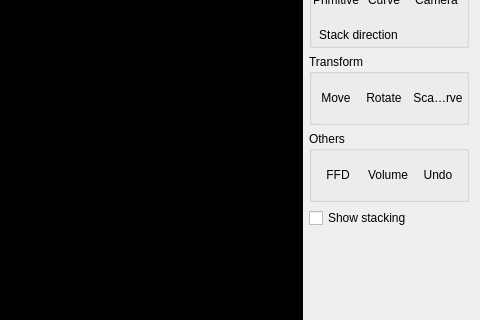
Qt form UserStudyApp/Screens/DesignWidget.ui (ialhashim/user-study-graphics) before a commit; both pictures show x 285 to 765 and y 83 to 403 of the 765 by 648 pixel window.
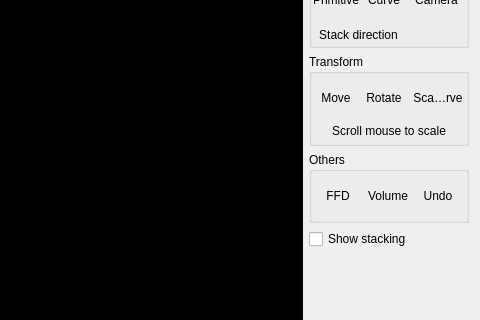
The same form after that commit. Icons and pictures are not drawn.

Patch:
```diff
--- a/UserStudyApp/Screens/DesignWidget.ui
+++ b/UserStudyApp/Screens/DesignWidget.ui
@@ -296,12 +296,24 @@
           <bool>false</bool>
          </property>
          <layout class="QGridLayout" name="gridLayout_4">
-          <property name="margin">
+          <property name="leftMargin">
            <number>0</number>
           </property>
-          <property name="spacing">
+          <property name="topMargin">
            <number>0</number>
           </property>
+          <property name="rightMargin">
+           <number>0</number>
+          </property>
+          <property name="bottomMargin">
+           <number>5</number>
+          </property>
+          <property name="horizontalSpacing">
+           <number>0</number>
+          </property>
+          <property name="verticalSpacing">
+           <number>2</number>
+          </property>
           <item row="0" column="1">
            <widget class="QToolButton" name="rotateButton">
             <property name="minimumSize">
@@ -431,6 +443,16 @@
             </property>
            </widget>
           </item>
+          <item row="1" column="0" colspan="3">
+           <widget class="QLabel" name="label">
+            <property name="text">
+             <string>Scroll mouse to scale</string>
+            </property>
+            <property name="alignment">
+             <set>Qt::AlignCenter</set>
+            </property>
+           </widget>
+          </item>
          </layout>
         </widget>
        </item>
```
